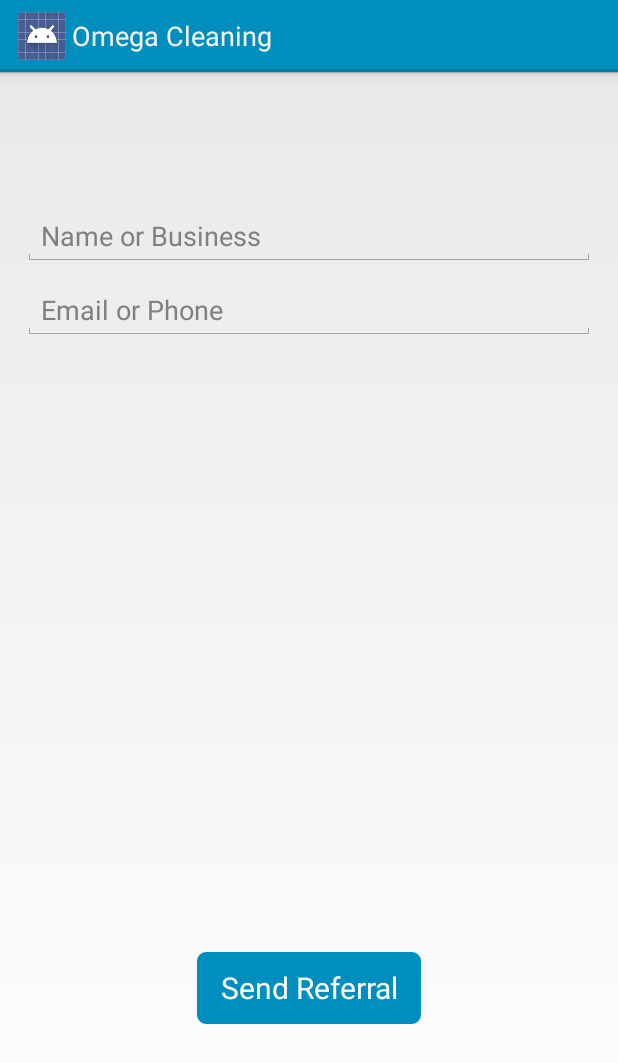
After one commit to RudolfMedia/OmegaCleaning, an Android app: the fragment ReferFriend shown on its own in the app's theme, on a phone screen of 412 x 824 dp. The commit adds this screen. Shown: the top 1063 px of the screen. Run offline under Robolectric (Android 15) with nearby library versions, the phone set to English and light mode, and no system bars.

Commit message:
finished 1.3 with refer friend and state pager

```diff
--- a/app/build.gradle
+++ b/app/build.gradle
@@ -11,8 +11,8 @@ android {
         applicationId "com.rudolfmedia.danrudolf.omegacleaning"
         minSdkVersion 14
         targetSdkVersion 20
-        versionCode 3
-        versionName "1.2"
+        versionCode 4
+        versionName "1.3"
     }
     buildTypes {
         release {
--- /dev/null
+++ b/app/src/main/java/com/rudolfmedia/danrudolf/omegacleaning/ReferFriend.java
@@ -0,0 +1,88 @@
+package com.rudolfmedia.danrudolf.omegacleaning;
+
+import android.app.Fragment;
+import android.content.Intent;
+import android.os.Bundle;
+import android.view.Gravity;
+import android.view.LayoutInflater;
+import android.view.View;
+import android.view.ViewGroup;
+import android.widget.Button;
+import android.widget.RelativeLayout;
+import android.widget.TextView;
+import android.widget.Toast;
+
+
+public class ReferFriend extends Fragment {
+
+
+
+	public ReferFriend() {
+		// Required empty public constructor
+	}
+
+	@Override
+	public View onCreateView(LayoutInflater inflater, ViewGroup container,
+							 Bundle savedInstanceState) {
+		final RelativeLayout referLayout = (RelativeLayout)inflater.inflate(R.layout.fragment_refer_friend, container, false);
+
+		final View toastLayout = inflater.inflate(R.layout.toastlayout,
+				(ViewGroup) referLayout.findViewById(R.id.toast_layout_root));
+
+		final TextView nameText = (TextView) referLayout.findViewById(R.id.referName);
+		final TextView contactText = (TextView) referLayout.findViewById(R.id.referContact);
+
+		Button sendButton = (Button) referLayout.findViewById(R.id.sendRefer);
+
+
+
+		final Intent referEmail = new Intent(Intent.ACTION_SEND);
+
+		sendButton.setOnClickListener(new View.OnClickListener() {
+			@Override
+			public void onClick(View view) {
+
+				if (nameText.getText().length() == 0){
+
+					TextView text = (TextView) toastLayout.findViewById(R.id.text);
+					text.setText("Please Enter a Name");
+
+					Toast toast = new Toast(getActivity().getApplicationContext());
+					toast.setGravity(Gravity.TOP, 0, 250);
+					toast.setDuration(Toast.LENGTH_SHORT);
+					toast.setView(toastLayout);
+					toast.show();
+
+				}
+
+				else if (contactText.getText().length() == 0){
+
+					TextView text = (TextView) toastLayout.findViewById(R.id.text);
+					text.setText("Please Enter Contact Info");
+
+					Toast toast = new Toast(getActivity().getApplicationContext());
+					toast.setGravity(Gravity.TOP, 0, 250);
+					toast.setDuration(Toast.LENGTH_SHORT);
+					toast.setView(toastLayout);
+					toast.show();
+
+				}
+
+				else{
+
+					referEmail.setType("plain/text");
+					referEmail.putExtra(android.content.Intent.EXTRA_SUBJECT, "Client Referral");
+					referEmail.putExtra(android.content.Intent.EXTRA_EMAIL, new String[]{"OmegaServicesOffice@gmail.com"});
+					referEmail.putExtra(android.content.Intent.EXTRA_TEXT,
+							"Hello, \nWe would like to refer a client for service. \n" + nameText.getText() + "can be reached at " + contactText.getText() + "\n\n Thanks!");
+					startActivity(Intent.createChooser(referEmail, "Send Email With"));
+				}
+			}
+		});
+
+
+		return referLayout;
+
+	}
+
+}
--- a/app/src/main/res/layout/fragment_account.xml
+++ b/app/src/main/res/layout/fragment_account.xml
@@ -45,7 +45,7 @@
         android:layout_height="wrap_content"
         android:text="Login"
         android:id="@+id/login"
-        android:layout_toleftOf="@+id/sign_up"
+        android:layout_toLeftOf="@+id/sign_up"
         android:layout_marginTop="80dp"
         android:textColor="#ffffff"
         android:background="@drawable/mybutton"
--- /dev/null
+++ b/app/src/main/res/layout/fragment_refer_friend.xml
@@ -0,0 +1,48 @@
+<?xml version="1.0" encoding="utf-8"?>
+<RelativeLayout xmlns:android="http://schemas.android.com/apk/res/android"
+                android:orientation="vertical"
+                android:layout_width="match_parent"
+                android:layout_height="match_parent"
+                android:id="@+id/referFriendFragment"
+                android:paddingLeft="15dp"
+                android:paddingRight="15dp">
+
+    <EditText
+        android:layout_width="match_parent"
+        android:layout_height="wrap_content"
+        android:layout_marginTop="90dp"
+        android:inputType="textPersonName"
+        android:hint="Name or Business"
+        android:ems="10"
+        android:id="@+id/referName"
+        android:layout_gravity="center_horizontal"/>
+
+    <EditText
+        android:layout_width="wrap_content"
+        android:layout_height="wrap_content"
+        android:layout_marginTop="10dp"
+        android:inputType="textEmailAddress"
+        android:hint="Email or Phone"
+        android:id="@+id/referContact"
+        android:layout_below="@+id/referName"
+        android:layout_alignParentLeft="true"
+        android:layout_alignParentStart="true"
+        android:layout_alignParentRight="true"
+        android:layout_alignParentEnd="true"/>
+
+    <Button
+        android:layout_width="wrap_content"
+        android:layout_height="wrap_content"
+        android:text="Send Referral"
+        android:paddingLeft="15dp"
+        android:textSize="20dp"
+        android:paddingRight="15dp"
+        android:id="@+id/sendRefer"
+        android:textColor="#ffffff"
+        android:background="@drawable/mybutton"
+        android:layout_alignParentBottom="true"
+        android:layout_centerHorizontal="true"
+        android:layout_marginBottom="141dp"/>
+
+
+</RelativeLayout>
```
Also changed, not shown: app/src/main/java/com/rudolfmedia/danrudolf/omegacleaning/MyAccountFragment.java (+16 -15 lines), 6 other files.
